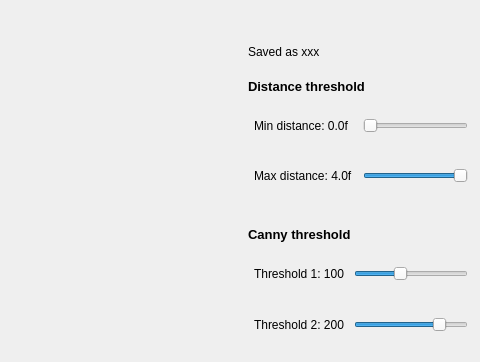
First picture: the form in cdp_tests/main_window.ui, repository jimekevin/cdp_tests, before the edit; both pictures show x 393 to 873 and y 239 to 601 of the 873 by 601 pixel window.
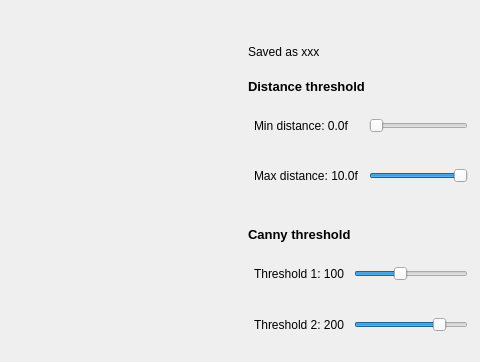
Second picture: the form after the edit. Custom widgets are drawn as their Qt base class.

What changed in the file:
```diff
--- a/cdp_tests/main_window.ui
+++ b/cdp_tests/main_window.ui
@@ -218,10 +218,10 @@
        <item row="1" column="2">
         <widget class="QSlider" name="maxDistanceSlider">
          <property name="maximum">
-          <number>400</number>
+          <number>1000</number>
          </property>
          <property name="value">
-          <number>400</number>
+          <number>1000</number>
          </property>
          <property name="orientation">
           <enum>Qt::Horizontal</enum>
@@ -231,7 +231,7 @@
        <item row="1" column="0">
         <widget class="QLabel" name="maxDistanceLabel">
          <property name="text">
-          <string>Max distance: 4.0f</string>
+          <string>Max distance: 10.0f</string>
          </property>
         </widget>
        </item>
```
